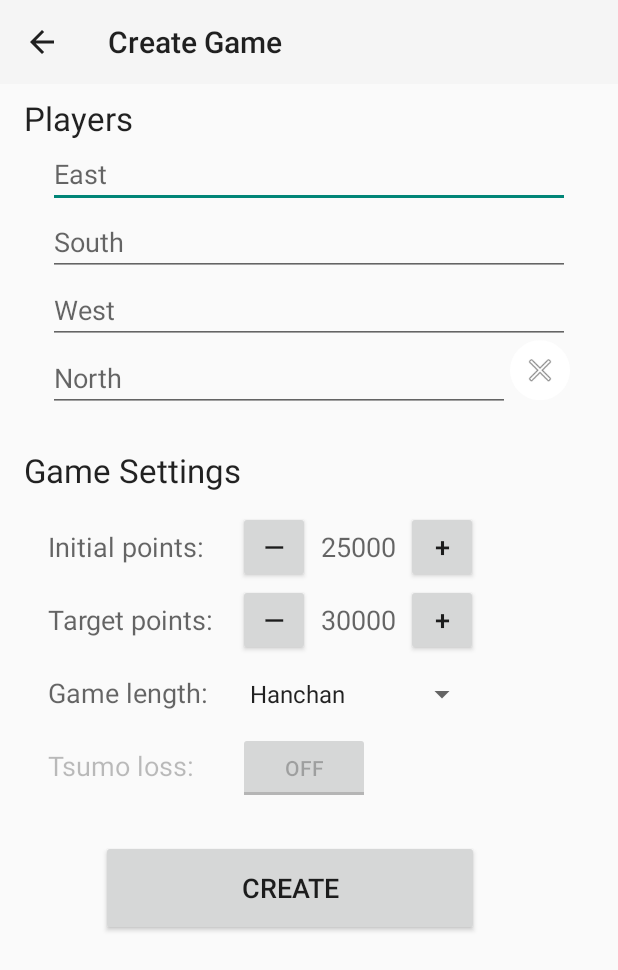
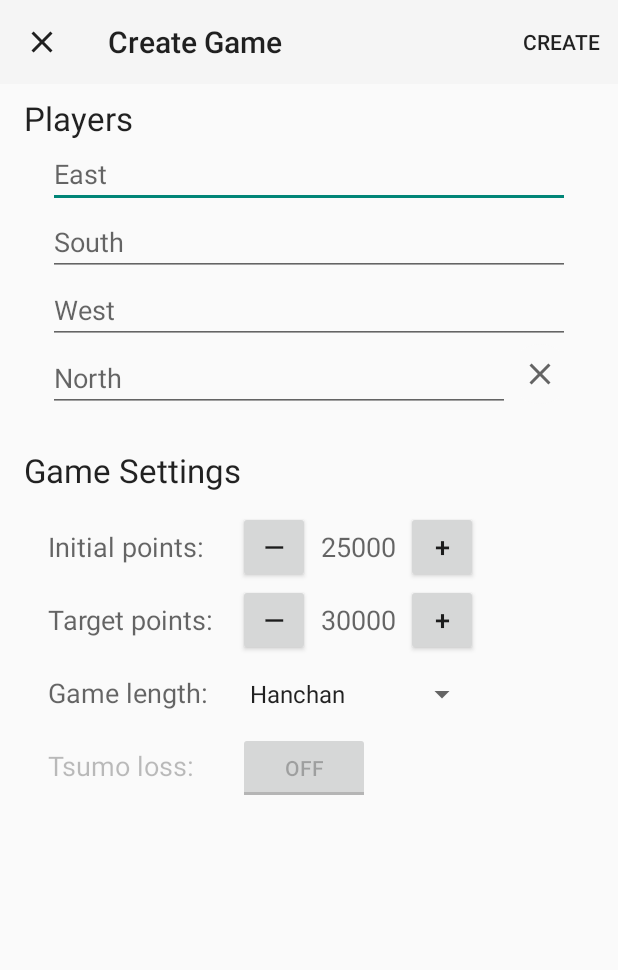
Before and after one commit to NaxHPL/RiichiCompanion, an Android app: the CreateGameActivity screen opened directly, with no data from a screen before it, on a phone screen of 412 x 824 dp. Shown: the top 970 px of the screen. Run offline under Robolectric (Android 15) with nearby library versions, the phone set to English and light mode, and no system bars.

Commit message:
Added close button vector drawable

```diff
--- a/RiichiCompanion/app/build.gradle
+++ b/RiichiCompanion/app/build.gradle
@@ -8,7 +8,7 @@ android {
 
     defaultConfig {
         applicationId "com.example.mahjonghelper"
-        minSdkVersion 19
+        minSdkVersion 21
         targetSdkVersion 30
         versionCode 1
         versionName "1.0"
--- a/RiichiCompanion/app/src/main/java/com/example/riichicompanion/CreateGameActivity.java
+++ b/RiichiCompanion/app/src/main/java/com/example/riichicompanion/CreateGameActivity.java
@@ -2,6 +2,8 @@ package com.example.riichicompanion;
 
 import android.content.Intent;
 import android.os.Bundle;
+import android.view.Menu;
+import android.view.MenuItem;
 import android.view.View;
 import android.widget.Button;
 import android.widget.EditText;
@@ -9,6 +11,7 @@ import android.widget.Spinner;
 import android.widget.TextView;
 import android.widget.ToggleButton;
 
+import androidx.annotation.NonNull;
 import androidx.appcompat.app.ActionBar;
 import androidx.appcompat.app.AppCompatActivity;
 
@@ -55,6 +58,22 @@ public class CreateGameActivity extends AppCompatActivity {
         threePlayerGame = false;
     }
 
+    @Override
+    public boolean onCreateOptionsMenu(Menu menu) {
+        getMenuInflater().inflate(R.menu.app_bar_create_game, menu);
+        return true;
+    }
+
+    @Override
+    public boolean onOptionsItemSelected(@NonNull MenuItem item) {
+        if (item.getItemId() == R.id.miCreateGame) {
+            createGame();
+            return true;
+        }
+
+        return super.onOptionsItemSelected(item);
+    }
+
     public void changeInitialPoints(int change) {
         int initialPoints = Integer.parseInt(tvInitialPoints.getText().toString());
         tvInitialPoints.setText(String.format(Locale.getDefault(), "%d", initialPoints + change));
@@ -81,7 +100,7 @@ public class CreateGameActivity extends AppCompatActivity {
         changeMinPointsToWin(1000);
     }
 
-    public void createGame(View view) {
+    public void createGame() {
         Game game = new Game(
             new Player(getEastPlayerName(), getInitialPoints(), Wind.East),
             new Player(getSouthPlayerName(), getInitialPoints(), Wind.South),
--- /dev/null
+++ b/RiichiCompanion/app/src/main/res/drawable/ic_close_black_24dp.xml
@@ -0,0 +1,9 @@
+<vector xmlns:android="http://schemas.android.com/apk/res/android"
+    android:width="24dp"
+    android:height="24dp"
+    android:viewportWidth="24"
+    android:viewportHeight="24">
+  <path
+      android:pathData="M19,6.41L17.59,5 12,10.59 6.41,5 5,6.41 10.59,12 5,17.59 6.41,19 12,13.41 17.59,19 19,17.59 13.41,12z"
+      android:fillColor="?attr/colorControlNormal"/>
+</vector>
--- a/RiichiCompanion/app/src/main/res/layout/activity_create_game.xml
+++ b/RiichiCompanion/app/src/main/res/layout/activity_create_game.xml
@@ -16,7 +16,9 @@
         android:theme="?attr/actionBarTheme"
         app:layout_constraintEnd_toEndOf="parent"
         app:layout_constraintStart_toStartOf="parent"
-        app:layout_constraintTop_toTopOf="parent" />
+        app:layout_constraintTop_toTopOf="parent"
+        app:menu="@menu/app_bar_create_game"
+        app:navigationIcon="@drawable/ic_close_black_24dp" />
 
     <EditText
         android:id="@+id/etEastPlayer"
@@ -70,7 +72,6 @@
         android:inputType="textCapWords"
         android:visibility="visible"
         app:layout_constraintEnd_toStartOf="@+id/fabRemoveFourthPlayer"
-        app:layout_constraintHorizontal_bias="1.0"
         app:layout_constraintStart_toStartOf="parent"
         app:layout_constraintTop_toBottomOf="@+id/etWestPlayer" />
 
@@ -208,19 +209,6 @@
         app:layout_constraintBaseline_toBaselineOf="@+id/tvMinPointsToWin"
         app:layout_constraintStart_toEndOf="@+id/tvMinPointsToWin" />
 
-    <Button
-        android:id="@+id/btnCreate"
-        android:layout_width="252dp"
-        android:layout_height="64dp"
-        android:layout_marginTop="24dp"
-        android:onClick="createGame"
-        android:text="Create"
-        android:textSize="18sp"
-        app:layout_constraintEnd_toEndOf="parent"
-        app:layout_constraintHorizontal_bias="0.421"
-        app:layout_constraintStart_toStartOf="parent"
-        app:layout_constraintTop_toBottomOf="@+id/tbUseTsumoLoss" />
-
     <Spinner
         android:id="@+id/spinGameLength"
         android:layout_width="0dp"
@@ -244,34 +232,26 @@
         android:id="@+id/fabRemoveFourthPlayer"
         android:layout_width="wrap_content"
         android:layout_height="wrap_content"
-        android:layout_marginEnd="32dp"
         android:clickable="true"
         android:onClick="removeFourthPlayer"
-        android:translationY="-2.5dp"
         android:visibility="visible"
-        app:backgroundTint="@color/white"
+        app:backgroundTint="?android:attr/colorBackground"
         app:borderWidth="0dp"
         app:elevation="0dp"
         app:fabSize="mini"
-        app:layout_constraintEnd_toEndOf="parent"
+        app:layout_constraintEnd_toEndOf="@+id/etWestPlayer"
         app:layout_constraintTop_toBottomOf="@+id/etWestPlayer"
-        app:srcCompat="@android:drawable/ic_menu_close_clear_cancel" />
+        app:srcCompat="@drawable/ic_close_black_24dp" />
 
     <Button
         android:id="@+id/btnAddPlayer"
-        style="@style/Widget.MaterialComponents.Button.OutlinedButton"
         android:layout_width="121dp"
         android:layout_height="45dp"
         android:layout_marginStart="32dp"
         android:onClick="addFourthPlayer"
-        android:padding="0dp"
-        android:paddingStart="4dp"
-        android:paddingEnd="4dp"
         android:text="Add Player"
         android:textAppearance="@style/TextAppearance.AppCompat.Body2"
         android:visibility="invisible"
-        app:icon="@android:drawable/ic_input_add"
-        app:iconPadding="0dp"
         app:layout_constraintStart_toStartOf="parent"
         app:layout_constraintTop_toBottomOf="@+id/etWestPlayer" />
 
--- /dev/null
+++ b/RiichiCompanion/app/src/main/res/menu/app_bar_create_game.xml
@@ -0,0 +1,9 @@
+<?xml version="1.0" encoding="utf-8"?>
+<menu xmlns:app="http://schemas.android.com/apk/res-auto"
+    xmlns:android="http://schemas.android.com/apk/res/android">
+
+    <item
+        android:id="@+id/miCreateGame"
+        android:title="Create"
+        app:showAsAction="always" />
+</menu>
```
